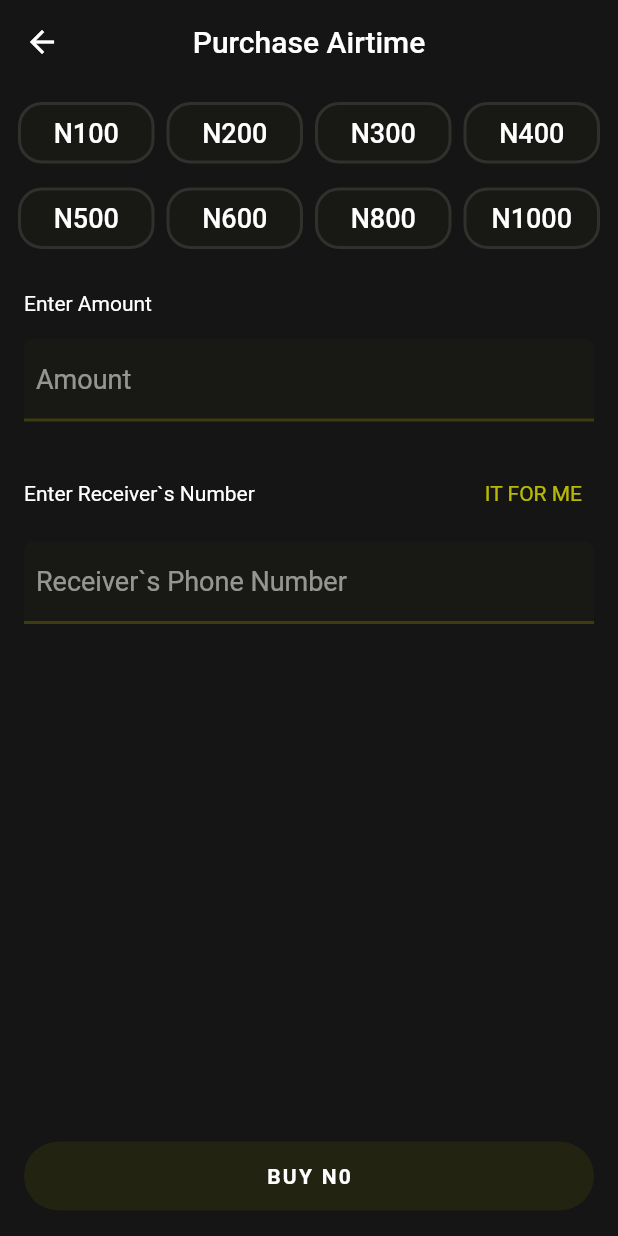
After one commit to innocentperos/Data-Application, a Flutter app: the AirtimePurchaseScreen screen opened directly with sample values from the repository, on a phone screen of 412 x 824 dp. The commit adds this screen. Run offline on Flutter 3.47's test engine with Material 2 defaults, Android fonts, the phone set to English and light mode, and no system bars; our stand-ins replace flutter_swiper.

Commit message:
Added support for airtime purchase screen

```diff
--- /dev/null
+++ b/lib/change_notifiers/airtime_purchase_change_notifier.dart
@@ -0,0 +1,37 @@
+import 'package:flutter/material.dart';
+
+class AirtimePurchaseChangeNotifier extends ChangeNotifier{
+
+   int _amount = 0;
+   String _phoneNumber ="";
+   String _usersPhoneNumber = "09163674665";
+
+   TextEditingController phoneNumberController = TextEditingController();
+   TextEditingController amountController = TextEditingController();
+
+   String get phoneNumber => _phoneNumber;
+
+  set phoneNumber(String value) {
+    _phoneNumber = value;
+    notifyListeners();
+  }
+
+  int get amount => _amount;
+
+  set amount(int value) {
+    _amount = value;
+    amountController.text = value.toString();
+    notifyListeners();
+  }
+
+  void changeAmount(value){
+    _amount = value;
+    notifyListeners();
+  }
+
+  void useUsersPhoneNumber(){
+    _phoneNumber = _usersPhoneNumber;
+    phoneNumberController.text = _phoneNumber;
+    notifyListeners();
+  }
+}
--- a/lib/models/transaction_model.dart
+++ b/lib/models/transaction_model.dart
@@ -21,7 +21,10 @@ class TransactionModel {
 class TransactionDescriptionField{
   final String key, value;
 
-  TransactionDescriptionField(this.key, this.value);
+  final String? keyId, valueId;
+  final bool hidden;
+
+  TransactionDescriptionField(this.key, this.value, {this.keyId, this.valueId, this.hidden = false});
 }
 
 class TransactionDisclaimer {
--- /dev/null
+++ b/lib/screens/airtime_purchase_screen.dart
@@ -0,0 +1,239 @@
+import 'package:flutter/material.dart';
+import 'package:provider/provider.dart';
+import 'package:untitled1/change_notifiers/airtime_purchase_change_notifier.dart';
+import 'package:untitled1/models/data_models.dart';
+import 'package:untitled1/models/transaction_model.dart';
+import 'package:untitled1/screens/theme_utils.dart';
+import 'package:untitled1/uis/button.dart';
+import 'package:untitled1/uis/confirmation_sheet.dart';
+import 'package:untitled1/uis/link.dart';
+import 'package:untitled1/uis/text_input_field.dart';
+
+class AirtimePurchaseScreen extends StatelessWidget {
+  const AirtimePurchaseScreen({Key? key, required this.provider})
+      : super(key: key);
+
+  final NetworkProviderModel provider;
+
+  @override
+  Widget build(BuildContext context) {
+    return Scaffold(
+      backgroundColor: ThemedDarkBg,
+      appBar: AppBar(
+        title: const Text("Purchase Airtime"),
+        backgroundColor: Colors.transparent,
+        elevation: 0,
+        centerTitle: true,
+      ),
+      body: Builder(
+          builder: (context) => SafeArea(
+                  child: ChangeNotifierProvider(
+                create: (context) => AirtimePurchaseChangeNotifier(),
+                child: Column(
+                  children: [
+                    Expanded(
+                      child: SingleChildScrollView(
+                        child: Column(
+                          crossAxisAlignment: CrossAxisAlignment.start,
+                          children: [
+                            Padding(
+                              padding: const EdgeInsets.all(8.0),
+                              child: Row(
+                                mainAxisAlignment:
+                                    MainAxisAlignment.spaceBetween,
+                                children: [1, 2, 3, 4]
+                                    .map((e) =>
+                                        Consumer<AirtimePurchaseChangeNotifier>(
+                                            builder: (context, model, child) {
+                                          int amount = e * 100;
+                                          return buildQuickTile(
+                                              context, amount, model);
+                                        }))
+                                    .toList(),
+                              ),
+                            ),
+                            Padding(
+                              padding:
+                                  const EdgeInsets.all(8.0).copyWith(top: 0),
+                              child: Row(
+                                mainAxisAlignment:
+                                    MainAxisAlignment.spaceBetween,
+                                children: [5, 6, 8, 10]
+                                    .map((e) =>
+                                        Consumer<AirtimePurchaseChangeNotifier>(
+                                            builder: (context, model, child) {
+                                          int amount = e * 100;
+                                          return buildQuickTile(
+                                              context, amount, model);
+                                        }))
+                                    .toList(),
+                              ),
+                            ),
+                            const SizedBox(
+                              height: 16,
+                            ),
+                            Padding(
+                              padding:
+                                  const EdgeInsets.symmetric(horizontal: 16),
+                              child: Text(
+                                "Enter Amount ",
+                                style: WhiteText.copyWith(fontSize: 14),
+                              ),
+                            ),
+                            Padding(
+                              padding: const EdgeInsets.all(16.0),
+                              child: Consumer<AirtimePurchaseChangeNotifier>(
+                                  builder: (context, model, child) {
+                                return TextInputField(
+                                  hint: "Amount",
+                                  controller: model.amountController,
+                                  color: provider.color,
+                                  inputType: TextInputType.number,
+                                  onChanged: (value) {
+                                    try {
+                                      int v = int.parse(value);
+                                      model.changeAmount(v);
+                                    } catch (e) {
+                                      model.amount = 0;
+                                    }
+                                  },
+                                );
+                              }),
+                            ),
+                            const SizedBox(
+                              height: 16,
+                            ),
+                            Padding(
+                              padding:
+                                  const EdgeInsets.symmetric(horizontal: 16),
+                              child: Row(
+                                mainAxisAlignment:
+                                    MainAxisAlignment.spaceBetween,
+                                children: [
+                                  Text(
+                                    "Enter Receiver`s Number ",
+                                    style: WhiteText.copyWith(fontSize: 14),
+                                  ),
+                                  Consumer<AirtimePurchaseChangeNotifier>(
+                                      builder: (context, model, child) {
+                                    return LinkText(
+                                      text: "IT FOR ME",
+                                      onPressed: () {
+                                        model.useUsersPhoneNumber();
+                                      },
+                                    );
+                                  })
+                                ],
+                              ),
+                            ),
+                            Padding(
+                              padding: const EdgeInsets.all(16.0),
+                              child: Consumer<AirtimePurchaseChangeNotifier>(
+                                  builder: (context, model, child) {
+                                return TextInputField(
+                                  hint: "Receiver`s Phone Number",
+                                  color: provider.color,
+                                  inputType: TextInputType.number,
+                                  controller: model.phoneNumberController,
+                                  onChanged: (value) {
+                                    model.phoneNumber = value;
+                                  },
+                                );
+                              }),
+                            ),
+                          ],
+                        ),
+                      ),
+                    ),
+                    Padding(
+                      padding: const EdgeInsets.all(16.0),
+                      child: Consumer<AirtimePurchaseChangeNotifier>(
+                          builder: (context, model, child) {
+                        return CustomButton(
+                          text: "BUY N${model.amount}",
+                          color: provider.color,
+                          onPressed:
+                              determinePaymentButtonAction(model, context),
+                          // onDisabledPressed: () {
+                          //   ScaffoldMessenger.of(context).showSnackBar(SnackBar(
+                          //     padding: const EdgeInsets.all(16),
+                          //       content: Text(model.amount < 50
+                          //           ? "Please enter amount N50 and above"
+                          //           : "Please, provide receiver`s phone number")));
+                          // },
+                        );
+                      }),
+                    )
+                  ],
+                ),
+              ))),
+    );
+  }
+
+  Function()? determinePaymentButtonAction(
+      AirtimePurchaseChangeNotifier model, BuildContext context) {
+    if (model.amount < 1 || model.phoneNumber.length != 11) return null;
+
+    return () {
+      //  TODO : Proceed with payment
+      TransactionModel transaction = TransactionModel(
+          amount: double.parse(model.amount.toString()),
+          fields: [
+            TransactionDescriptionField("Purchase Type", "Airtime",
+                keyId: "service", valueId: "airtime"),
+            TransactionDescriptionField("Network Provider", provider.title,
+                keyId: "network_provider", valueId: provider.id),
+            TransactionDescriptionField(
+                "Airtime Amount", "N${model.amount.toString()}",
+                keyId: "amount", valueId: model.amount.toString()),
+            TransactionDescriptionField("Receiver`s Number", model.phoneNumber,
+                keyId: "phone_number", valueId: model.phoneNumber),
+          ],
+          disclaimer: TransactionDisclaimer(
+              color: Colors.redAccent,
+              title: "Disclaimer",
+              description: "Make sure the receiver`s "
+                  "phone number and network provider is correct, "
+                  "as successful transaction can not be reverted."));
+
+      showModalBottomSheet(
+          context: context,
+          backgroundColor: Colors.transparent,
+          builder: (context) => ConfirmPurchaseSheet(transaction: transaction));
+    };
+  }
+
+  Padding buildQuickTile(
+      BuildContext context, int amount, AirtimePurchaseChangeNotifier model) {
+    return Padding(
+      padding: const EdgeInsets.all(4.0),
+      child: InkWell(
+        onTap: () {
+          model.amount = amount;
+        },
+        borderRadius: BorderRadius.circular(16),
+        child: Container(
+          width: ((MediaQuery.of(context).size.width - 16) / 4) - 8,
+          decoration: BoxDecoration(
+              borderRadius: BorderRadius.circular(16),
+              border: Border.all(
+                  color: amount == model.amount
+                      ? provider.color.withOpacity(0.35)
+                      : Colors.white10,
+                  width: 2),
+              color: amount == model.amount
+                  ? provider.color.withOpacity(0.5)
+                  : provider.color.withOpacity(0.05)),
+          padding: const EdgeInsets.symmetric(vertical: 8),
+          child: Center(
+            child: Text(
+              "N$amount",
+              style:
+                  WhiteText.copyWith(fontSize: 18, fontWeight: FontWeight.w500),
+            ),
+          ),
+        ),
+      ),
+    );
+  }
+}
--- a/lib/screens/auth/register.dart
+++ b/lib/screens/auth/register.dart
@@ -70,21 +70,21 @@ class _RegisterScreenState extends State<RegisterScreen> {
               Container(
                 padding:
                     const EdgeInsets.symmetric(vertical: 16).copyWith(top: 0),
-                child: const TextInputField(
+                child:  TextInputField(
                   hint: "Phone Number *",
                 ),
               ),
               Container(
                 padding:
                     const EdgeInsets.symmetric(vertical: 16).copyWith(top: 0),
-                child: const TextInputField(
+                child:  TextInputField(
                   hint: "Password",
                 ),
               ),
               Container(
                 padding:
                     const EdgeInsets.symmetric(vertical: 16).copyWith(top: 0),
-                child: const TextInputField(
+                child:  TextInputField(
                   hint: "Confirm Password *",
                 ),
               ),
--- a/lib/screens/home/home.dart
+++ b/lib/screens/home/home.dart
@@ -1,6 +1,7 @@
 import 'package:flutter/material.dart';
 import 'package:provider/provider.dart';
 import 'package:untitled1/change_notifiers/home_change_notifier.dart';
+import 'package:untitled1/screens/airtime_purchase_screen.dart';
 import 'package:untitled1/screens/data_purchase_screen.dart';
 import 'package:untitled1/screens/fund.dart';
 import 'package:untitled1/screens/theme_utils.dart';
@@ -246,7 +247,14 @@ class _HomeState extends State<Home> {
                                         return ServiceProviderSelector(
                                           items:
                                               NigerianNetworkServiceProviders,
-                                          onPressed: (provider) {},
+                                          onPressed: (provider) {
+                                            Navigator.of(context).push(
+                                                MaterialPageRoute(
+                                                    builder: (context) =>
+                                                        AirtimePurchaseScreen(
+                                                            provider:
+                                                                provider)));
+                                          },
                                         );
                                       });
                                 },
--- a/lib/uis/button.dart
+++ b/lib/uis/button.dart
@@ -8,12 +8,12 @@ class CustomButton extends StatelessWidget {
       this.loading = false,
       required this.text,
         this.onPressed,
-      this.color = ThemedColorDark})
+      this.color = ThemedColorDark, this.onDisabledPressed})
       : super(key: key);
   final String text;
   final bool loading;
   final Color color;
-  final Function()? onPressed;
+  final Function()? onPressed, onDisabledPressed;
 
   @override
   Widget build(BuildContext context) {
@@ -25,7 +25,7 @@ class CustomButton extends StatelessWidget {
           minimumSize: const Size(128, 46),
             backgroundColor: color,
             disabledBackgroundColor: color.withOpacity(0.25)),
-        onPressed: loading ? null : onPressed,
+        onPressed: loading ? null : (onPressed ?? onDisabledPressed),
         child: loading
             ? Transform.scale(
                 scale: 0.5,
--- a/lib/uis/confirmation_sheet.dart
+++ b/lib/uis/confirmation_sheet.dart
@@ -70,6 +70,7 @@ class _ConfirmPurchaseSheetState extends State<ConfirmPurchaseSheet> {
 
   List<Widget> buildDescription() {
     List<Widget> items = widget.transaction.fields
+        .where((element) => !element.hidden)
         .map((e) => confirmPanelItem(e.key, e.value))
         .toList();
 
--- a/lib/uis/text_input_field.dart
+++ b/lib/uis/text_input_field.dart
@@ -1,14 +1,16 @@
 import 'package:flutter/material.dart';
+import 'package:flutter/services.dart';
 import 'package:untitled1/screens/theme_utils.dart';
 
 class TextInputField extends StatefulWidget {
-  const TextInputField({Key? key, this.onChanged, this.hint, this.prependIcon, this.appendIcon , this.inputType, this.color = ThemedColor}) : super(key: key);
+  const TextInputField({Key? key, this.onChanged, this.controller, this.hint, this.prependIcon, this.appendIcon , this.inputType, this.color = ThemedColor}) : super(key: key);
 
   final String? hint;
   final TextInputType? inputType;
   final IconData? prependIcon;
   final IconData? appendIcon;
   final Color color;
+  final TextEditingController? controller;
   final Function(String)? onChanged ;
 
   @override
@@ -16,6 +18,14 @@ class TextInputField extends StatefulWidget {
 }
 
 class _TextInputFieldState extends State<TextInputField> {
+
+  @override
+  void initState() {
+    // TODO: implement initState
+    super.initState();
+
+  }
+
   @override
   Widget build(BuildContext context) {
     return Column(
@@ -30,6 +40,7 @@ class _TextInputFieldState extends State<TextInputField> {
           ),
           padding: const EdgeInsets.all(8),
           child: TextField(
+            controller: widget.controller ,
             keyboardType: widget.inputType,
             onChanged: widget.onChanged,
             decoration: InputDecoration(
```
